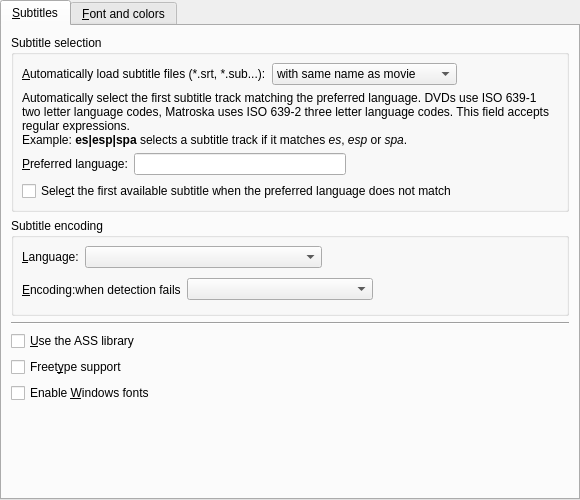
First picture: the form in src/gui/pref/subtitles.ui, repository wilbert2000/wzplayer, before the edit.
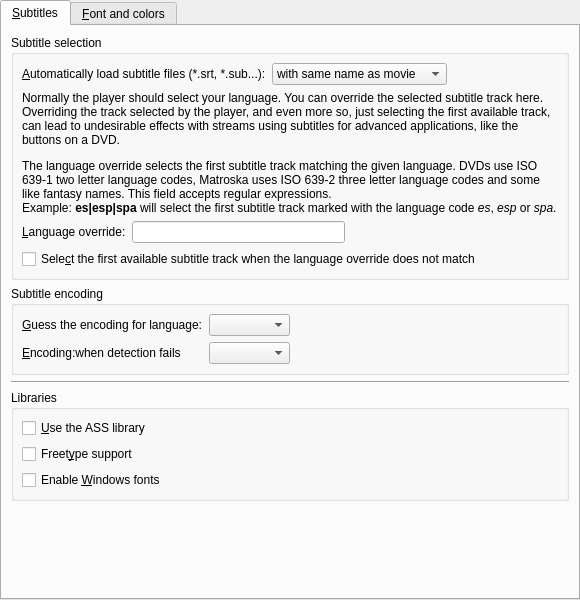
Second picture: the form after the edit. Custom widgets are drawn as their Qt base class.

Commit message: Fix layout subtitle encoding group

What changed in the file:
```diff
--- a/src/gui/pref/subtitles.ui
+++ b/src/gui/pref/subtitles.ui
@@ -7,7 +7,7 @@
     <x>0</x>
     <y>0</y>
     <width>580</width>
-    <height>500</height>
+    <height>600</height>
    </rect>
   </property>
   <property name="windowTitle">
@@ -18,7 +18,7 @@
     <number>0</number>
    </property>
    <item>
-    <widget class="QTabWidget" name="subtitles_tab">
+    <widget class="QTabWidget" name="subtitles_tabwidget">
      <property name="enabled">
       <bool>true</bool>
      </property>
@@ -31,7 +31,7 @@
      <property name="currentIndex">
       <number>0</number>
      </property>
-     <widget class="QWidget" name="tab1">
+     <widget class="QWidget" name="subtitles_tab">
       <attribute name="title">
        <string>&amp;Subtitles</string>
       </attribute>
@@ -51,7 +51,25 @@
           <property name="spacing">
            <number>6</number>
           </property>
-          <item row="0" column="1">
+          <item row="1" column="0">
+           <layout class="QHBoxLayout" name="horizontalLayout">
+            <property name="bottomMargin">
+             <number>0</number>
+            </property>
+            <item>
+             <widget class="QLabel" name="autoload_label">
+              <property name="text">
+               <string>&amp;Automatically load subtitle files (*.srt, *.sub...):</string>
+              </property>
+              <property name="wordWrap">
+               <bool>false</bool>
+              </property>
+              <property name="buddy">
+               <cstring>autoload_combo</cstring>
+              </property>
+             </widget>
+            </item>
+            <item>
            <widget class="QComboBox" name="autoload_combo">
             <item>
              <property name="text">
@@ -70,20 +88,7 @@
             </item>
            </widget>
           </item>
-          <item row="0" column="0">
-           <widget class="QLabel" name="autoload_label">
-            <property name="text">
-             <string>&amp;Automatically load subtitle files (*.srt, *.sub...):</string>
-            </property>
-            <property name="wordWrap">
-             <bool>false</bool>
-            </property>
-            <property name="buddy">
-             <cstring>autoload_combo</cstring>
-            </property>
-           </widget>
-          </item>
-          <item row="0" column="2">
+            <item>
            <spacer>
             <property name="orientation">
              <enum>Qt::Horizontal</enum>
@@ -99,7 +104,16 @@
             </property>
            </spacer>
           </item>
-          <item row="3" column="0" colspan="3">
+           </layout>
+          </item>
+          <item row="5" column="0" colspan="2">
+           <widget class="QCheckBox" name="select_first_subtitle_check">
+            <property name="text">
+             <string>Sele&amp;ct the first available subtitle track when the language override does not match</string>
+            </property>
+           </widget>
+          </item>
+          <item row="4" column="0" colspan="3">
            <layout class="QHBoxLayout" name="language_layout">
             <property name="sizeConstraint">
              <enum>QLayout::SetDefaultConstraint</enum>
@@ -116,7 +130,7 @@
                </sizepolicy>
               </property>
               <property name="text">
-               <string>&amp;Preferred language:</string>
+               <string>&amp;Language override:</string>
               </property>
               <property name="buddy">
                <cstring>language_edit</cstring>
@@ -148,23 +162,16 @@
             </item>
            </layout>
           </item>
-          <item row="1" column="0" colspan="3">
+          <item row="3" column="0" colspan="3">
            <widget class="QLabel" name="language_desc_label">
             <property name="text">
-             <string>&lt;html&gt;&lt;head/&gt;&lt;body&gt;&lt;p&gt;Automatically select the first subtitle track matching the preferred language. DVDs use ISO 639-1 two letter language codes, Matroska uses ISO 639-2 three letter language codes. This field accepts regular expressions.&lt;br/&gt;Example: &lt;span style=&quot; font-weight:600;&quot;&gt;es|esp|spa&lt;/span&gt; selects a subtitle track if it matches &lt;span style=&quot; font-style:italic;&quot;&gt;es&lt;/span&gt;, &lt;span style=&quot; font-style:italic;&quot;&gt;esp&lt;/span&gt; or &lt;span style=&quot; font-style:italic;&quot;&gt;spa&lt;/span&gt;.&lt;/p&gt;&lt;/body&gt;&lt;/html&gt;</string>
+             <string>&lt;html&gt;&lt;head/&gt;&lt;body&gt;&lt;p&gt;Normally the player should select your language. You can override the selected subtitle track here. Overriding the track selected by the player, and even more so, just selecting the first available track, can lead to undesirable effects with streams using subtitles for advanced applications, like the buttons on a DVD.&lt;/p&gt;&lt;p&gt;The language override selects the first subtitle track matching the given language. DVDs use ISO 639-1 two letter language codes, Matroska uses ISO 639-2 three letter language codes and some like fantasy names. This field accepts regular expressions.&lt;br/&gt;Example: &lt;span style=&quot; font-weight:600;&quot;&gt;es|esp|spa&lt;/span&gt; will select the first subtitle track marked with the language code &lt;span style=&quot; font-style:italic;&quot;&gt;es&lt;/span&gt;, &lt;span style=&quot; font-style:italic;&quot;&gt;esp&lt;/span&gt; or &lt;span style=&quot; font-style:italic;&quot;&gt;spa&lt;/span&gt;.&lt;/p&gt;&lt;/body&gt;&lt;/html&gt;</string>
             </property>
             <property name="wordWrap">
              <bool>true</bool>
             </property>
            </widget>
           </item>
-          <item row="4" column="0" colspan="2">
-           <widget class="QCheckBox" name="select_first_subtitle_check">
-            <property name="text">
-             <string>Sele&amp;ct the first available subtitle when the preferred language does not match</string>
-            </property>
-           </widget>
-          </item>
          </layout>
         </widget>
        </item>
@@ -178,21 +185,10 @@
            <number>8</number>
           </property>
           <item>
-           <layout class="QHBoxLayout">
-            <property name="bottomMargin">
-             <number>0</number>
-            </property>
+           <layout class="QHBoxLayout" name="horizontalLayout_2">
             <item>
-             <widget class="QLabel" name="enca_lang_label">
-              <property name="text">
-               <string>&amp;Language:</string>
-              </property>
-              <property name="buddy">
-               <cstring>enca_lang_combo</cstring>
-              </property>
-             </widget>
-            </item>
-            <item>
+             <layout class="QGridLayout" name="encoding_grid">
+              <item row="0" column="2">
              <widget class="QComboBox" name="enca_lang_combo">
               <property name="enabled">
                <bool>true</bool>
@@ -205,30 +201,7 @@
               </property>
              </widget>
             </item>
-            <item>
-             <spacer>
-              <property name="orientation">
-               <enum>Qt::Horizontal</enum>
-              </property>
-              <property name="sizeHint" stdset="0">
-               <size>
-                <width>40</width>
-                <height>20</height>
-               </size>
-              </property>
-             </spacer>
-            </item>
-           </layout>
-          </item>
-          <item>
-           <layout class="QHBoxLayout">
-            <property name="spacing">
-             <number>6</number>
-            </property>
-            <property name="margin">
-             <number>0</number>
-            </property>
-            <item>
+              <item row="1" column="1">
              <widget class="QLabel" name="encoding_fallback_label">
               <property name="text">
                <string>&amp;Encoding:when detection fails</string>
@@ -241,7 +214,17 @@
               </property>
              </widget>
             </item>
-            <item>
+              <item row="0" column="1">
+               <widget class="QLabel" name="enca_lang_label">
+                <property name="text">
+                 <string>&amp;Guess the encoding for language:</string>
+                </property>
+                <property name="buddy">
+                 <cstring>enca_lang_combo</cstring>
+                </property>
+               </widget>
+              </item>
+              <item row="1" column="2">
              <widget class="QComboBox" name="encoding_fallback_combo">
               <property name="sizePolicy">
                <sizepolicy hsizetype="Expanding" vsizetype="Fixed">
@@ -254,18 +237,17 @@
               </property>
              </widget>
             </item>
+             </layout>
+            </item>
             <item>
-             <spacer>
+             <spacer name="horizontalSpacer_2">
               <property name="orientation">
                <enum>Qt::Horizontal</enum>
               </property>
-              <property name="sizeType">
-               <enum>QSizePolicy::Expanding</enum>
-              </property>
               <property name="sizeHint" stdset="0">
                <size>
-                <width>161</width>
-                <height>31</height>
+                <width>40</width>
+                <height>20</height>
                </size>
               </property>
              </spacer>
@@ -289,6 +271,21 @@
         </widget>
        </item>
        <item>
+        <widget class="QGroupBox" name="lib_group">
+         <property name="minimumSize">
+          <size>
+           <width>0</width>
+           <height>32</height>
+          </size>
+         </property>
+         <property name="title">
+          <string>Libraries</string>
+         </property>
+         <layout class="QVBoxLayout" name="lib_verticalLayout">
+          <property name="margin">
+           <number>8</number>
+          </property>
+          <item>
         <widget class="QCheckBox" name="use_ass_check">
          <property name="text">
           <string>&amp;Use the ASS library</string>
@@ -309,25 +306,25 @@
          </property>
         </widget>
        </item>
+         </layout>
+        </widget>
+       </item>
        <item>
-        <spacer>
+        <spacer name="verticalSpacer">
          <property name="orientation">
           <enum>Qt::Vertical</enum>
          </property>
-         <property name="sizeType">
-          <enum>QSizePolicy::Expanding</enum>
-         </property>
          <property name="sizeHint" stdset="0">
           <size>
            <width>20</width>
-           <height>20</height>
+           <height>40</height>
           </size>
          </property>
         </spacer>
        </item>
       </layout>
      </widget>
-     <widget class="QWidget" name="tab2">
+     <widget class="QWidget" name="font_tab">
       <property name="enabled">
        <bool>true</bool>
       </property>
```
Left out of the diff: 2 changed lines with no effect on the pictures. Lines whose indentation alone changed are shown as unchanged.
